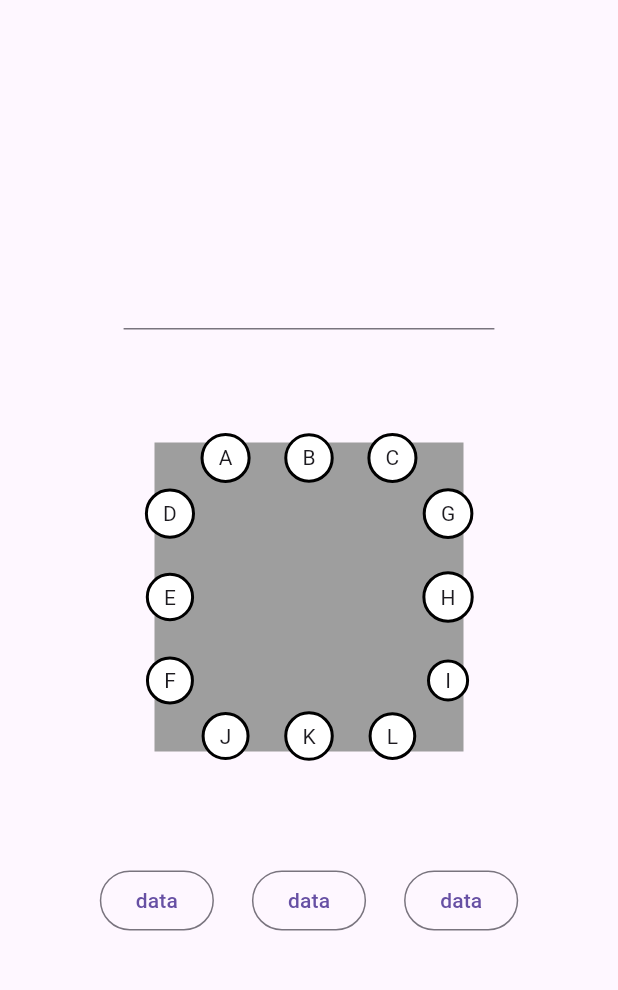
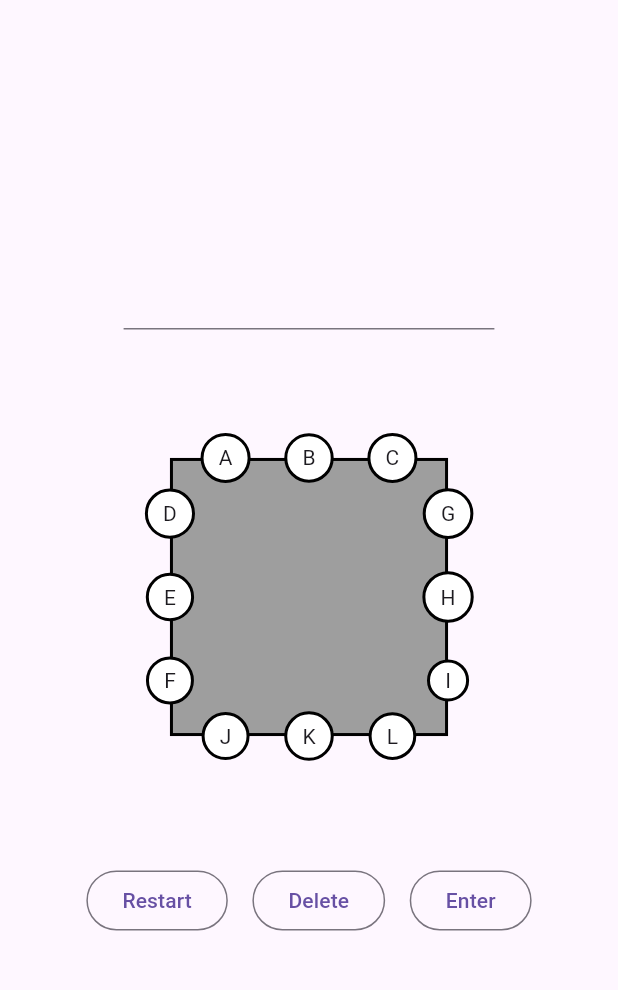
Before and after one commit to lucas-marianno/Encaixado, a Flutter app: the screen it shows after launch, on a phone screen of 412 x 824 dp, the part 63-1053 px from its top. Run offline on Flutter 3.47's test engine with Material 3 defaults, Android fonts, the light colour scheme and no system bars.

Commit message:
WIP lines not rendering properly when window resizes

```diff
--- a/lib/presentation/pages/letter_boxed_screen.dart
+++ b/lib/presentation/pages/letter_boxed_screen.dart
@@ -1,31 +1,61 @@
 import 'dart:math';
 
 import 'package:encaixado/presentation/widgets/letter_box.dart';
+import 'package:encaixado/presentation/widgets/path_controller.dart';
 import 'package:flutter/material.dart';
 
-class LetterBoxedScreen extends StatelessWidget {
+class LetterBoxedScreen extends StatefulWidget {
   const LetterBoxedScreen({super.key});
+
+  @override
+  State<LetterBoxedScreen> createState() => _LetterBoxedScreenState();
+}
+
+class _LetterBoxedScreenState extends State<LetterBoxedScreen> {
+  late final PathController controller;
+
+  @override
+  void initState() {
+    super.initState();
+    controller = PathController(setStateCallback: () => setState(() {}));
+  }
 
   @override
   Widget build(BuildContext context) {
     final screenSize = MediaQuery.of(context).size;
     return Padding(
       padding: EdgeInsets.symmetric(
-          horizontal: screenSize.width * 0.1,
-          vertical: screenSize.height * 0.1),
+        horizontal: screenSize.width * 0.1,
+        vertical: screenSize.height * 0.1,
+      ),
       child: Column(
         mainAxisAlignment: MainAxisAlignment.spaceEvenly,
         children: [
           SizedBox(
-              width: min(screenSize.width * 0.6, screenSize.height * 0.3),
-              child: const TextField()),
-          LetterBox(min(screenSize.width * 0.5, screenSize.height * 0.3)),
+            width: min(screenSize.width * 0.6, screenSize.height * 0.3),
+            child: const TextField(),
+          ),
+          LetterBox(
+            min(screenSize.width * 0.5, screenSize.height * 0.3),
+            controller: controller,
+          ),
           Row(
             mainAxisAlignment: MainAxisAlignment.spaceEvenly,
             children: [
-              OutlinedButton(onPressed: () {}, child: const Text('data')),
-              OutlinedButton(onPressed: () {}, child: const Text('data')),
-              OutlinedButton(onPressed: () {}, child: const Text('data')),
+              OutlinedButton(
+                onPressed: () => controller.clearPath(),
+                child: const Text('Restart'),
+              ),
+              OutlinedButton(
+                onPressed: () => controller.deleteLastPath(),
+                child: const Text('Delete'),
+              ),
+              OutlinedButton(
+                onPressed: () {
+                  // TODO: implement
+                },
+                child: const Text('Enter'),
+              ),
             ],
           )
         ],
--- a/lib/presentation/widgets/letter_box.dart
+++ b/lib/presentation/widgets/letter_box.dart
@@ -3,28 +3,15 @@ import 'package:encaixado/presentation/widgets/path_controller.dart';
 import 'package:encaixado/presentation/widgets/path_painter.dart';
 import 'package:flutter/material.dart';
 
-class LetterBox extends StatefulWidget {
+class LetterBox extends StatelessWidget {
   final double size;
-  const LetterBox(this.size, {super.key});
-
-  @override
-  State<LetterBox> createState() => _LetterBoxState();
-}
-
-class _LetterBoxState extends State<LetterBox> {
-  late final PathController controller;
-
-  @override
-  void initState() {
-    super.initState();
-
-    controller = PathController(setStateCallback: () => setState(() {}));
-  }
+  final PathController controller;
+  const LetterBox(this.size, {required this.controller, super.key});
 
   @override
   Widget build(BuildContext context) {
-    final longOffset = widget.size * 0.45;
-    final shortOffset = widget.size * 0.27;
+    final longOffset = size * 0.45;
+    final shortOffset = size * 0.27;
 
     final Map<String, Offset> letterBoxPos = {
       // top
@@ -46,26 +33,30 @@ class _LetterBoxState extends State<LetterBox> {
     };
 
     return SizedBox(
-      height: widget.size,
-      width: widget.size,
-      child: CustomPaint(
-        foregroundPainter: PathPainter(controller),
-        child: Container(
-          color: Colors.grey,
+      height: size,
+      width: size,
       child: Stack(
         alignment: AlignmentDirectional.center,
         children: [
+          CustomPaint(
+            foregroundPainter: PathPainter(controller),
+            child: Container(
+              margin: EdgeInsets.all(size * 0.05),
+              decoration: BoxDecoration(
+                color: Colors.grey,
+                border: Border.all(width: 2),
+              ),
+            ),
+          ),
           for (var entry in letterBoxPos.entries)
             LetterTarget(
               label: entry.key,
               letterOffsetFromCenter: entry.value,
-                  center: Offset(widget.size / 2, widget.size / 2),
+              center: Offset(size / 2, size / 2),
               controller: controller,
             )
         ],
       ),
-        ),
-      ),
     );
   }
 }
--- a/lib/presentation/widgets/path_controller.dart
+++ b/lib/presentation/widgets/path_controller.dart
@@ -2,13 +2,12 @@ import 'package:flutter/material.dart';
 
 class PathController {
   final void Function() setStateCallback;
+  PathController({required this.setStateCallback});
 
   Offset? _startPos;
   Offset? _touchPos;
   Offset _localPos = Offset.zero;
   final List<List<Offset>> _path = [];
-
-  PathController({required this.setStateCallback});
 
   Offset? get startPos => _startPos;
   Offset? get touchPos => _touchPos;
@@ -16,28 +15,54 @@ class PathController {
   List<List<Offset>> get path => _path;
 
   void onAcceptDrag(
-      DragTargetDetails<Offset> d, Offset entryOffset, Offset center) {
+    DragTargetDetails<Offset> d,
+    Offset entryOffset,
+    Offset center,
+  ) {
     final end = entryOffset + center;
     _path.add([d.data, end]);
     _startPos = end;
+
     setStateCallback();
   }
 
   void onDragStart(Offset entryOffset, Offset center) {
     _startPos ??= entryOffset + center;
     _localPos = entryOffset + center;
+
     setStateCallback();
   }
 
   void onDragUpdate(DragUpdateDetails d) {
     _localPos += d.delta;
     _touchPos = _localPos;
+
     setStateCallback();
   }
 
   void onDragEnd() {
+    if (_path.isEmpty) _startPos = null;
     _touchPos = null;
     _localPos = Offset.zero;
+
+    setStateCallback();
+  }
+
+  void deleteLastPath() {
+    if (_path.isNotEmpty) _path.removeLast();
+    _startPos = _path.isNotEmpty ? _path.last.last : null;
+
+    setStateCallback();
+  }
+
+  void clearPath() {
+    if (_path.isEmpty) return;
+
+    _startPos = null;
+    _touchPos = null;
+    _localPos = Offset.zero;
+    _path.clear();
+
     setStateCallback();
   }
 }
```
Lines whose indentation alone changed are shown as unchanged.
